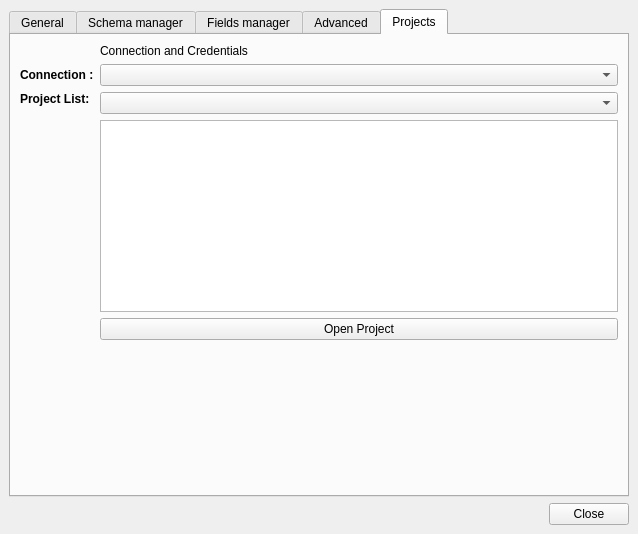
geonbt/geon_qgis_plugin, file core/ui/admin/admin_ui.ui: the form before one commit.
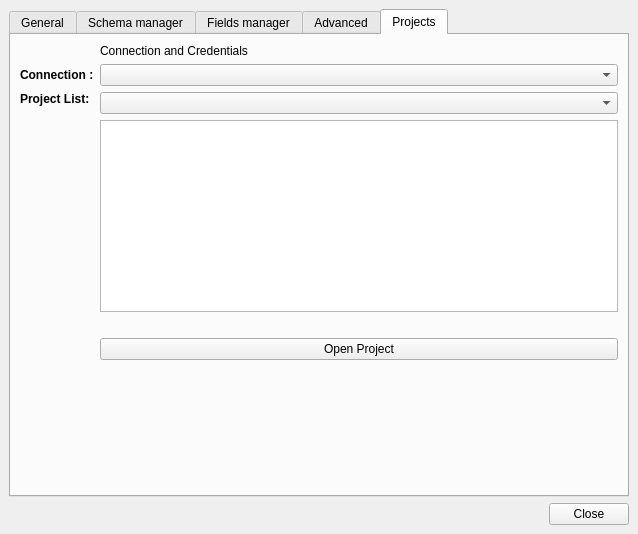
The form after the commit. The open tabs and pages were chosen to show the change. Icons and pictures are not drawn.

Commit message: added label for errors

Diff of the .ui file:
```diff
--- a/core/ui/admin/admin_ui.ui
+++ b/core/ui/admin/admin_ui.ui
@@ -1037,6 +1037,22 @@
           </property>
          </widget>
         </item>
+        <item row="4" column="1">
+         <widget class="QLabel" name="lbl_geon_status">
+          <property name="font">
+           <font>
+            <weight>50</weight>
+            <bold>false</bold>
+           </font>
+          </property>
+          <property name="text">
+           <string/>
+          </property>
+          <property name="alignment">
+           <set>Qt::AlignLeading|Qt::AlignLeft|Qt::AlignTop</set>
+          </property>
+         </widget>
+        </item>
        </layout>
       </widget>
      </widget>
```
